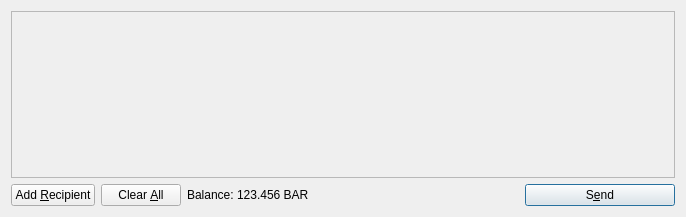
Old version of the form src/qt/forms/sendcoinsdialog.ui in the repository lycancoin/lycancoin-release.
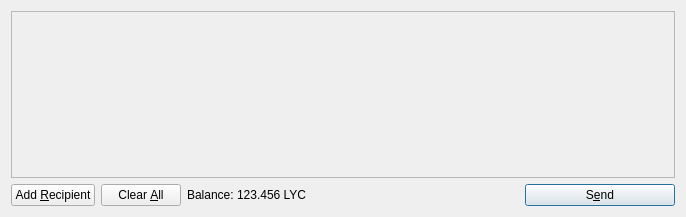
New version of the form. Icons and pictures are not drawn.

```diff
--- a/src/qt/forms/sendcoinsdialog.ui
+++ b/src/qt/forms/sendcoinsdialog.ui
@@ -119,7 +119,7 @@
           <cursorShape>IBeamCursor</cursorShape>
          </property>
          <property name="text">
-          <string>123.456 BAR</string>
+          <string>123.456 LYC</string>
          </property>
          <property name="textInteractionFlags">
           <set>Qt::LinksAccessibleByMouse|Qt::TextSelectableByKeyboard|Qt::TextSelectableByMouse</set>
```
